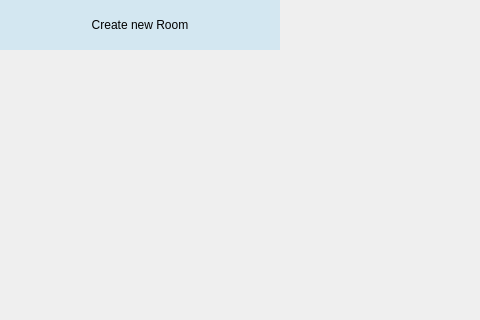
First picture: the form in Managing_System/mainwindow.ui, repository 1000p/Qt-C-Management-GUI-Application, before the edit; both pictures show x 0 to 480 and y 0 to 320 of the 1280 by 720 pixel window.
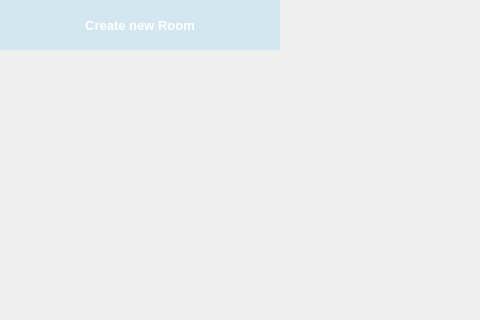
Second picture: the form after the edit. Icons and pictures are not drawn.

Commit message: Room window now able to change its parent button name.

Patch:
```diff
--- a/Managing_System/mainwindow.ui
+++ b/Managing_System/mainwindow.ui
@@ -23,9 +23,17 @@
       <height>50</height>
      </rect>
     </property>
+    <property name="font">
+     <font>
+      <pointsize>10</pointsize>
+      <weight>75</weight>
+      <bold>true</bold>
+     </font>
+    </property>
     <property name="styleSheet">
      <string notr="true">QPushButton
 {
+color: white;
 background-color: rgba(0, 172, 252, 30);
 	border: 0px;
 }
```
The commit also changes 5 other files.
